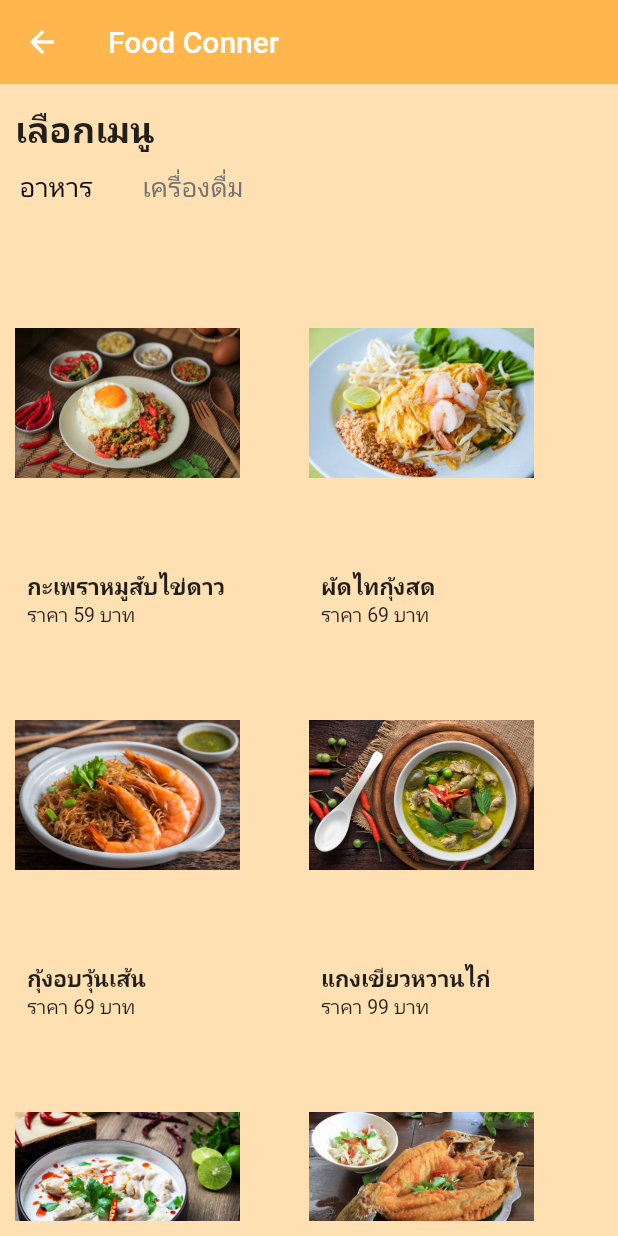
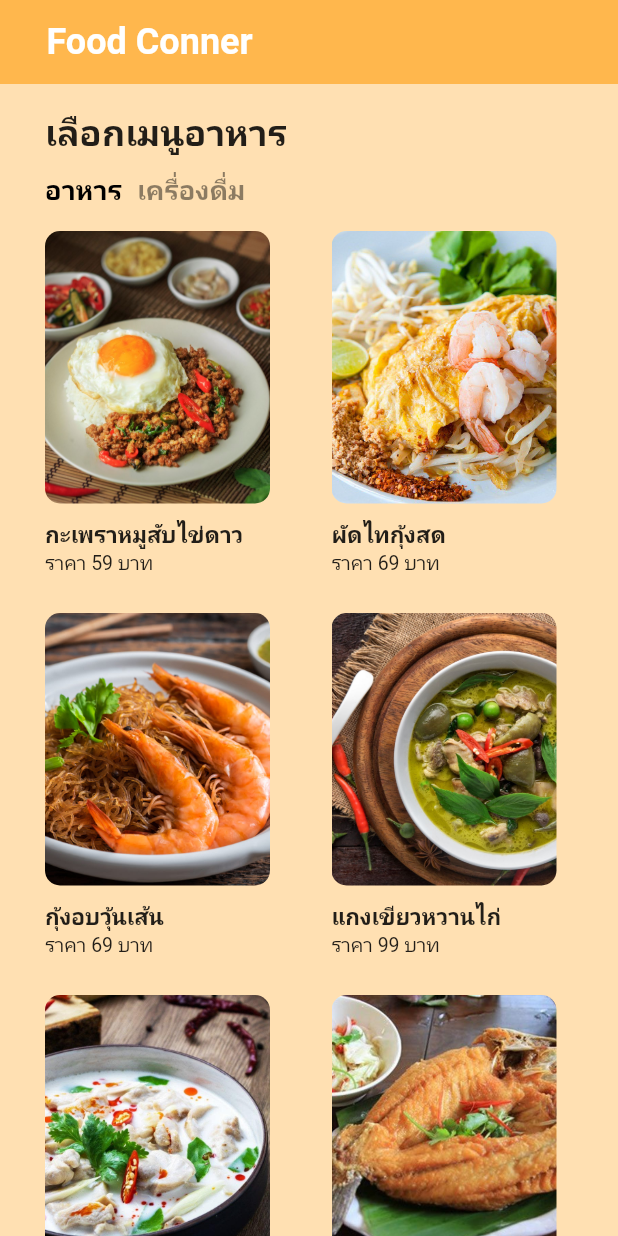
Before and after one commit to pariwatPloyngam/basic_flutter, a Flutter app: the screen it shows after launch, on a phone screen of 412 x 824 dp. Run offline on Flutter 3.47's test engine with Material 2 defaults, Android fonts, the phone set to English and light mode, and no system bars.

Commit message:
90%
Bingo!!!

```diff
--- a/lib/Home/component/body.dart
+++ b/lib/Home/component/body.dart
@@ -13,9 +13,13 @@ class Body extends StatelessWidget {
       crossAxisAlignment: CrossAxisAlignment.start,
       children: <Widget>[
         Padding(
-          padding: const EdgeInsets.fromLTRB(10, 13, 0, 0),
+          padding: const EdgeInsets.only(
+            left: 30.0,
+            top: 15.0,
+            bottom: 10.0
+            ),
           child: Text(
-            "เลือกเมนู",
+            "เลือกเมนูอาหาร",
             style: Theme.of(context)
                 .textTheme
                 .headline5
@@ -25,7 +29,7 @@ class Body extends StatelessWidget {
         Categories(),
         Expanded(
           child: Padding(
-            padding: const EdgeInsets.all(10.0),
+            padding: const EdgeInsets.only(left: 30.0),
             child: GridView.builder(
                 itemCount: products.length,
                 gridDelegate: SliverGridDelegateWithFixedCrossAxisCount(
--- a/lib/Home/component/categories.dart
+++ b/lib/Home/component/categories.dart
@@ -1,5 +1,4 @@
 import 'package:flutter/material.dart';
-
 
 class Categories extends StatefulWidget {
   @override
@@ -7,21 +6,18 @@ class Categories extends StatefulWidget {
 }
 
 class _CategoriesState extends State<Categories> {
-  List<String> categories = ["อาหาร","เครื่องดื่ม"];
+  List<String> categories = ["อาหาร", "เครื่องดื่ม"];
   int selectedIndex = 0;
   @override
   Widget build(BuildContext context) {
     return Padding(
-      padding: const EdgeInsets.all(5.0),
-      child: Padding(
-        padding: const EdgeInsets.all(5.0),
+      padding: const EdgeInsets.only(left: 30.0, bottom: 5.0),
       child: SizedBox(
         height: 25,
         child: ListView.builder(
           scrollDirection: Axis.horizontal,
           itemCount: categories.length,
           itemBuilder: (context, index) => buildCategory(index),
-          ),
         ),
       ),
     );
@@ -35,15 +31,14 @@ class _CategoriesState extends State<Categories> {
         });
       },
       child: Padding(
-        padding: const EdgeInsets.fromLTRB(3, 0, 30, 5),
+        padding: const EdgeInsets.only(right: 10.0),
         child: Text(
           categories[index],
           style: TextStyle(
-            color: selectedIndex == index ? Colors.black : Colors.grey.shade600,
+              color: selectedIndex == index ? Colors.black : Colors.black45,
               fontSize: 18,
+              fontWeight: FontWeight.bold),
         ),
-        ),
-
       ),
     );
   }
--- a/lib/Home/component/details.dart
+++ b/lib/Home/component/details.dart
@@ -13,7 +13,7 @@ class Details extends StatelessWidget {
   @override
   Widget build(BuildContext context) {
     return Scaffold(
-      backgroundColor: Colors.orange.shade300,
+      backgroundColor: Colors.orange.shade100,
       appBar: buildAppBar(context),
       body: DetailBody(product: product,)
     );
--- a/lib/Home/component/item_card.dart
+++ b/lib/Home/component/item_card.dart
@@ -20,17 +20,33 @@ class ItemCard extends StatelessWidget {
         children: <Widget>[
           Expanded(
             child: Container(
+              padding: EdgeInsets.zero,
+              margin: EdgeInsets.only(top: 10.0, bottom: 10.0),
               width: 150,
-              child: Image.asset(product.image),
+              child: ClipRRect(
+                borderRadius: BorderRadius.circular(10),
+                child: SizedBox.fromSize(
+                  size: Size.fromRadius(30),
+                  child: Hero(
+                    tag: "${product.id}",
+                    child: Image.asset(
+                      product.image,
+                      fit: BoxFit.cover,
+                    ),
+                  ),
+                ),
+              ),
             ),
           ),
           Padding(
-            padding: const EdgeInsets.only(left: 8.0),
+            padding: const EdgeInsets.all(0),
             child: Text(product.name,
-                style: TextStyle(fontSize: 15, fontWeight: FontWeight.bold)),
+                style: TextStyle(
+                  fontSize: 15,
+                  fontWeight: FontWeight.bold)),
           ),
           Padding(
-            padding: const EdgeInsets.only(left: 8.0),
+            padding: const EdgeInsets.only(bottom: 15.0),
             child: Text("ราคา ${product.price} บาท",
                 style: TextStyle(fontSize: 13)),
           ),
--- a/lib/Home/home_screen.dart
+++ b/lib/Home/home_screen.dart
@@ -3,20 +3,29 @@ import 'package:flutter/material.dart';
 import '../Home/component/body.dart';
 
 class HomeScreen extends StatelessWidget {
-
   @override
   Widget build(BuildContext context) {
     return Scaffold(
       backgroundColor: Colors.orange.shade100,
       appBar: AppBar(
-        leading: IconButton(icon: Icon(Icons.arrow_back),
-      onPressed: () {
-
-      },
-        ),
+        // leading: IconButton(
+        //   icon: Icon(Icons.arrow_back),
+        //   onPressed: () {},
+        // ),
         backgroundColor: Colors.orange.shade300,
         elevation: 0,
-        title: Text("Food Conner"),
+        title: Padding(
+          padding: const EdgeInsets.only(left: 15.0),
+          child: Text(
+            "Food Conner",
+            style: Theme.of(context)
+            .textTheme
+            .headline5
+            ?.copyWith(
+              fontWeight: FontWeight.bold,
+              color: Colors.white
+            )),
+        ),
       ),
       body: Body(),
     );
--- a/lib/product.dart
+++ b/lib/product.dart
@@ -2,7 +2,7 @@ import 'package:flutter/material.dart';
 
 
 class Product {
-  final String name, image;
+  final String name, image, desk;
   final int id, price;
 
   Product({
@@ -10,6 +10,7 @@ class Product {
   required this.price,
   required this.image,
   required this.id,
+  required this.desk
   });
 }
 
@@ -19,36 +20,42 @@ List<Product> products = [
       name: "กะเพราหมูสับไข่ดาว",
       price: 59,
       image: "assets/image/picture1.jpg",
+      desk: Demo,
       ),
     Product(
       id: 2,
       name: "ผัดไทกุ้งสด",
       price: 69,
       image: "assets/image/picture2.jpg",
+      desk: Demo,
       ),
     Product(
       id: 3,
       name: "กุ้งอบวุ้นเส้น",
       price: 69,
       image: "assets/image/picture3.jpg",
+      desk: Demo,
   ),
     Product(
       id: 4,
       name: "แกงเขียวหวานไก่",
       price: 99,
       image: "assets/image/picture4.jpg",
+      desk: Demo,
   ),
     Product(
       id: 5,
       name: "ต้มข่าไก่",
       price: 99,
       image: "assets/image/picture5.jpg",
+      desk: Demo,
   ),
     Product(
       id: 6,
       name: "ปลากระพงทอดน้ำปลา",
       price: 220,
       image: "assets/image/picture6.jpg",
+      desk: Demo,
   ),
 
   Product(
@@ -56,36 +63,44 @@ List<Product> products = [
       name: "กะเพราหมูสับไข่ดาว",
       price: 59,
       image: "assets/image/picture1.jpg",
+      desk: Demo,
       ),
     Product(
       id: 8,
       name: "ผัดไทกุ้งสด",
       price: 69,
       image: "assets/image/picture2.jpg",
+      desk: Demo,
       ),
     Product(
       id: 9,
       name: "กุ้งอบวุ้นเส้น",
       price: 69,
       image: "assets/image/picture3.jpg",
+      desk: Demo,
   ),
     Product(
       id: 10,
       name: "แกงเขียวหวานไก่",
       price: 99,
       image: "assets/image/picture4.jpg",
+      desk: Demo,
   ),
     Product(
       id: 11,
-      name: "ต้มข่าไก่",
+      name: "ไก่ต้มข่า",
       price: 99,
       image: "assets/image/picture5.jpg",
+      desk: Demo,
   ),
     Product(
       id: 12,
       name: "ปลากระพงทอดน้ำปลา",
       price: 220,
       image: "assets/image/picture6.jpg",
+      desk: Demo,
   ),
 
   ];
+
+  String Demo = "Lorem Ipsum is simply dummy text of the printing and typesetting industry. Lorem Ipsum has been the industry's standard dummy text ever since. When an unknown printer took a galley. ";
```
Also changed, not shown: lib/Home/component/cart_count.dart (added, +68 -0 lines), lib/Home/component/detail_body.dart (+109 -13 lines), lib/Home/component/product_detail.dart (added, +50 -0 lines), 1 other file. Lines whose indentation alone changed are shown as unchanged.
